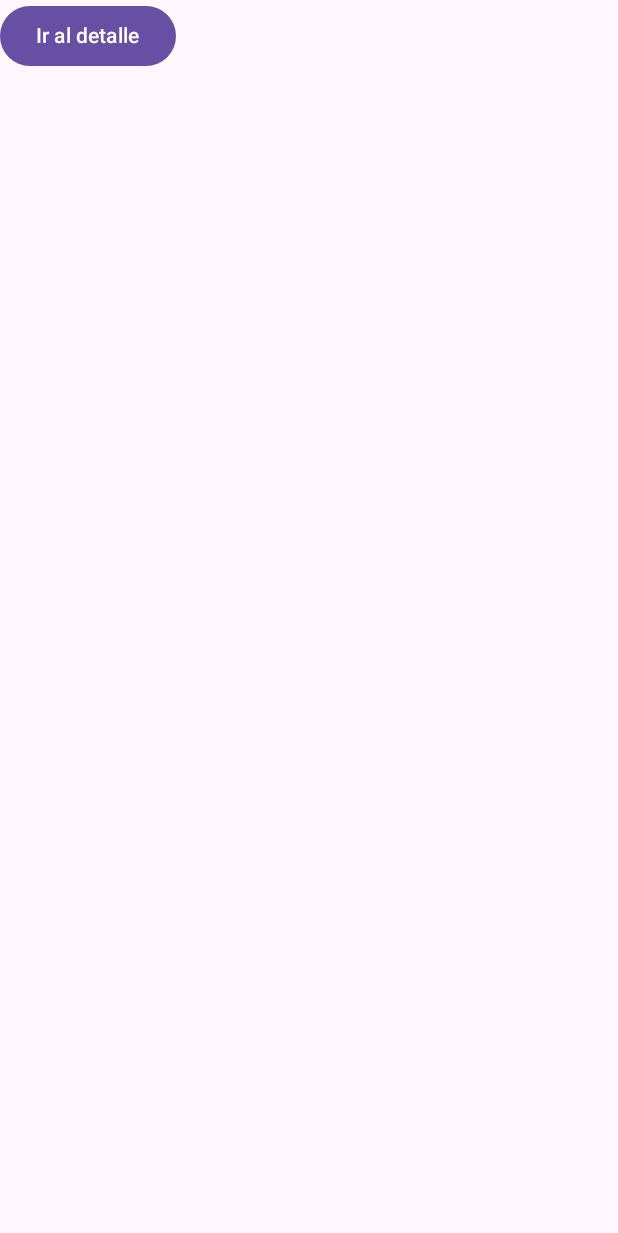
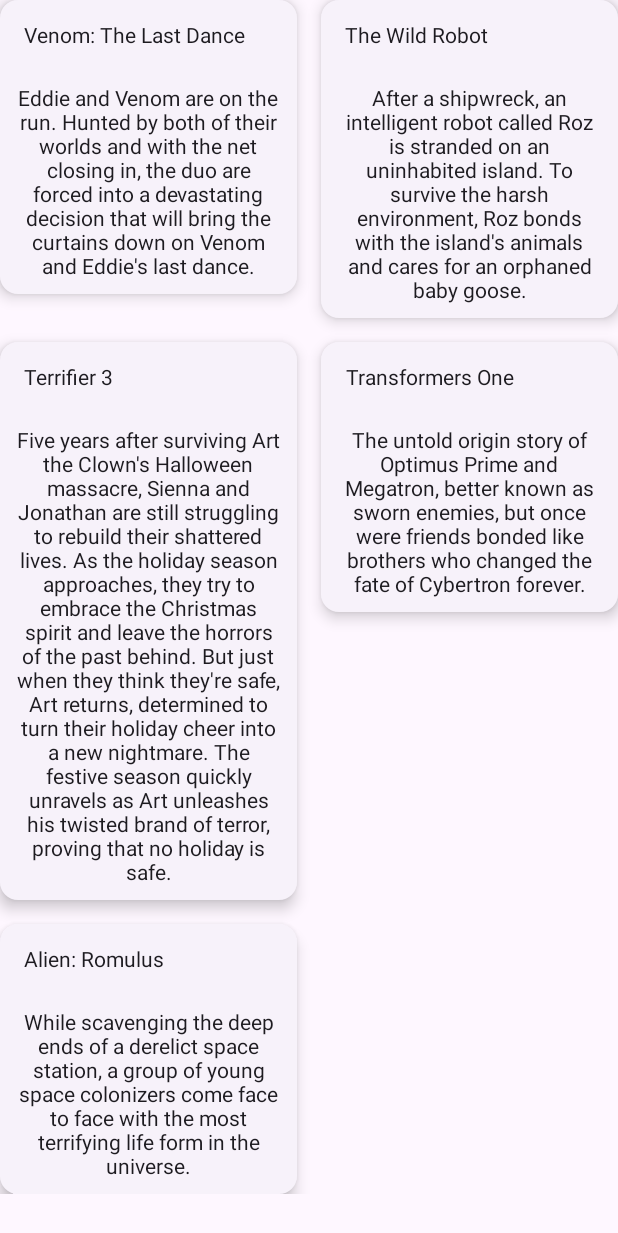
Before and after one commit to reneddc/2do-parcial-app-navigation, an Android app built with Jetpack Compose: the screen it shows after launch (MainActivity), on a phone screen of 412 x 824 dp. Shown: the top 1233 px of the screen. Run offline under Robolectric (Android 15) with nearby library versions, the light colour scheme and no system bars.

Commit message:
changing UI and implment MovieRepository

```diff
--- a/app/build.gradle.kts
+++ b/app/build.gradle.kts
@@ -63,4 +63,7 @@
     //serialization
     implementation(libs.kotlinx.serialization.json)
 
+    implementation(project(":domain"))
+    implementation(project(":data"))
+
 }
--- a/app/src/main/java/com/calyr/movieapp/navigation/AppNavigation.kt
+++ b/app/src/main/java/com/calyr/movieapp/navigation/AppNavigation.kt
@@ -8,8 +8,6 @@
 import androidx.navigation.navArgument
 import com.calyr.movieapp.screen.MovieDetailScreen
 import com.calyr.movieapp.screen.MoviesScreen
-import kotlinx.serialization.encodeToString
-import kotlinx.serialization.json.Json
 
 @Composable
 fun AppNavigation() {
@@ -22,14 +20,14 @@
         composable(Screens.MoviesScreen.route) {
             MoviesScreen(
                 onClick = {
-                   movie -> navController.navigate("${Screens.MovieDetailScreen.route}/${Json.encodeToString(movie)}")
+                   movieId -> navController.navigate("${Screens.MovieDetailScreen.route}/${movieId}")
                 }
             )
         }
         composable(
-            route = "${Screens.MovieDetailScreen.route}/{movie}",
+            route = "${Screens.MovieDetailScreen.route}/{movieId}",
             arguments = listOf(
-                navArgument("movie") {
+                navArgument("movieId") {
                     type = NavType.StringType
                 }
             )
@@ -38,7 +36,7 @@
                 onBackPressed = {
                     navController.popBackStack()
                 },
-                movie = Json.decodeFromString(it.arguments?.getString("movie")?:"")
+                movieId = it.arguments?.getString("movieId")?:""
             )
         }
     }
--- a/app/src/main/java/com/calyr/movieapp/screen/MovieDetailScreen.kt
+++ b/app/src/main/java/com/calyr/movieapp/screen/MovieDetailScreen.kt
@@ -12,11 +12,10 @@
 import androidx.compose.material3.TopAppBar
 import androidx.compose.runtime.Composable
 import androidx.compose.ui.Modifier
-import com.calyr.domain.Movie
 
 @OptIn(ExperimentalMaterial3Api::class)
 @Composable
-fun MovieDetailScreen(onBackPressed: () -> Unit, movie: com.calyr.domain.Movie) {
+fun MovieDetailScreen(onBackPressed: () -> Unit, movieId: String) {
     Scaffold(
         topBar = {
             TopAppBar(
@@ -38,17 +37,16 @@
         },
         content = {
                 paddingValues -> MovieDetailScreenContent( modifier = Modifier.padding(paddingValues),
-                    movie = movie)
+                    movieId = movieId)
         }
     )
 }
 
 @Composable
-fun MovieDetailScreenContent(modifier: Modifier, movie: com.calyr.domain.Movie) {
+fun MovieDetailScreenContent(modifier: Modifier, movieId: String) {
     Column(
         modifier = modifier
     ) {
-        Text(text = movie.title)
-        Text(text = movie.description)
+        Text(text = movieId)
     }
 }
--- a/app/src/main/java/com/calyr/movieapp/screen/MoviesScreen.kt
+++ b/app/src/main/java/com/calyr/movieapp/screen/MoviesScreen.kt
@@ -1,15 +1,31 @@
 package com.calyr.movieapp.screen
 
+import androidx.compose.foundation.layout.Arrangement
 import androidx.compose.foundation.layout.padding
+import androidx.compose.foundation.layout.size
+import androidx.compose.foundation.lazy.LazyColumn
+import androidx.compose.foundation.lazy.grid.GridCells
+import androidx.compose.foundation.lazy.grid.LazyVerticalGrid
 import androidx.compose.material3.Button
+import androidx.compose.material3.CardDefaults
+import androidx.compose.material3.ElevatedCard
 import androidx.compose.material3.Scaffold
 import androidx.compose.material3.Text
 import androidx.compose.runtime.Composable
+import androidx.compose.runtime.getValue
+import androidx.compose.runtime.mutableStateOf
+import androidx.compose.runtime.remember
+import androidx.compose.runtime.setValue
 import androidx.compose.ui.Modifier
+import androidx.compose.ui.text.style.TextAlign
+import androidx.compose.ui.unit.dp
+import androidx.lifecycle.Observer
+import androidx.lifecycle.compose.LocalLifecycleOwner
 import com.calyr.domain.Movie
+import com.calyr.movieapp.viewmodel.MovieViewModel
 
 @Composable
-fun MoviesScreen( onClick : (com.calyr.domain.Movie) -> Unit) {
+fun MoviesScreen( onClick : (String) -> Unit) {
     Scaffold(
         content = {
             paddingValues -> MoviesScreenContent(
@@ -20,17 +36,60 @@
 }
 
 @Composable
-fun MoviesScreenContent(modifier: Modifier, onClick: (com.calyr.domain.Movie) -> Unit) {
+fun MoviesScreenContent(modifier: Modifier, onClick: (String) -> Unit) {
+    var listOfMovies by remember { mutableStateOf(listOf<Movie>()) }
 
-    val movie = com.calyr.domain.Movie(
-        title = "Titanes del Pacifico",
-        description = "Hace mucho tiempo, legiones de criaturas monstruosas llamados Kaiju surgen del mar, llevando consigo una guerra. Para pelear a los Kaiju, la humanidad desarrolla robots gigantes llamados Jaegers, diseñados para ser piloteados por dos humanos. Sin embargo, ni los Jaegers son suficientes para vencer a los Kaiju, y la humanidad está al borde de la derrota. La última esperanza de la humanidad descansa en un expiloto fracasado, un aprendiz y un viejo y obsoleto Jaeger."
+    val movieViewModel = MovieViewModel()
+    movieViewModel.fetchData()
+
+    fun updateUI(movieState: MovieViewModel.MovieState) {
+        when (movieState) {
+            is MovieViewModel.MovieState.Successful -> {
+                listOfMovies = movieState.list
+            }
+            is MovieViewModel.MovieState.Loading -> {
+
+            }
+            is MovieViewModel.MovieState.Error -> {
+
+            }
+        }
+    }
+    movieViewModel.state.observe(
+        LocalLifecycleOwner.current,
+        Observer(::updateUI)
     )
-    Button(
-            onClick = {
-                onClick(movie)
+
+
+    LazyVerticalGrid(
+        columns = GridCells.Fixed(2),
+        verticalArrangement = Arrangement.spacedBy(16.dp),
+        horizontalArrangement = Arrangement.spacedBy(16.dp),
+        modifier = modifier) {
+        items(listOfMovies.size) {
+            ElevatedCard(
+                elevation = CardDefaults.cardElevation(
+                    defaultElevation = 6.dp
+                ),
+                onClick = {
+                    onClick(listOfMovies[it].id)
+                }
+            ) {
+                Text(
+                    text = "${listOfMovies[it].title}",
+                    modifier = Modifier
+                        .padding(16.dp),
+                    textAlign = TextAlign.Center
+                )
+                Text(
+                    text = "${listOfMovies[it].description}",
+                    modifier = Modifier
+                        .padding(10.dp),
+                    textAlign = TextAlign.Center,
+                )
+
+
             }
-        ) {
-            Text(text = "Ir al detalle")
         }
+    }
 }
--- /dev/null
+++ b/app/src/main/java/com/calyr/movieapp/viewmodel/MovieViewModel.kt
@@ -0,0 +1,24 @@
+package com.calyr.movieapp.viewmodel
+
+import androidx.lifecycle.LiveData
+import androidx.lifecycle.MutableLiveData
+import androidx.lifecycle.ViewModel
+import com.calyr.data.MovieRepository
+import com.calyr.domain.Movie
+class MovieViewModel : ViewModel() {
+
+    sealed class MovieState {
+        object Loading : MovieState()
+        class Error(val message: String) : MovieState()
+        class Successful(val list: List<Movie>) : MovieState()
+    }
+
+    val state : LiveData<MovieState>
+        get() = _state
+    private val _state = MutableLiveData<MovieState>()
+
+    fun fetchData() {
+        _state.value = MovieState.Successful( MovieRepository().obtainMovies() )
+    }
+
+}
--- /dev/null
+++ b/data/build.gradle.kts
@@ -0,0 +1,7 @@
+plugins {
+    alias(libs.plugins.calyr.jvm.library)
+}
+
+dependencies {
+    implementation(project(":domain"))
+}
--- /dev/null
+++ b/data/src/main/kotlin/com/calyr/data/MovieRepository.kt
@@ -0,0 +1,42 @@
+package com.calyr.data
+
+import com.calyr.domain.Movie
+
+class MovieRepository {
+
+    fun obtainMovies(): List<Movie> {
+        return listOf(
+            Movie(
+                id = "1",
+             title = "Venom: The Last Dance",
+             description = "Eddie and Venom are on the run. Hunted by both of their worlds and with the net closing in, the duo are forced into a devastating decision that will bring the curtains down on Venom and Eddie's last dance.",
+             posterPath = "/3V4kLQg0kSqPLctI5ziYWabAZYF.jpg"
+             ),
+            Movie(
+                id = "2",
+                title = "The Wild Robot",
+                description = "After a shipwreck, an intelligent robot called Roz is stranded on an uninhabited island. To survive the harsh environment, Roz bonds with the island's animals and cares for an orphaned baby goose.",
+                posterPath = "/wTnV3PCVW5O92JMrFvvrRcV39RU.jpg"
+            ),
+            Movie(
+                id = "3",
+                title = "Terrifier 3",
+                description = "Five years after surviving Art the Clown's Halloween massacre, Sienna and Jonathan are still struggling to rebuild their shattered lives. As the holiday season approaches, they try to embrace the Christmas spirit and leave the horrors of the past behind. But just when they think they're safe, Art returns, determined to turn their holiday cheer into a new nightmare. The festive season quickly unravels as Art unleashes his twisted brand of terror, proving that no holiday is safe.",
+                posterPath = "/63xYQj1BwRFielxsBDXvHIJyXVm.jpg"
+            ),
+            Movie(
+                id = "4",
+                title = "Transformers One",
+                description = "The untold origin story of Optimus Prime and Megatron, better known as sworn enemies, but once were friends bonded like brothers who changed the fate of Cybertron forever.",
+                posterPath = "/qrwI2T844nrBUv3eDwQZRDdgSFs.jpg"
+            ),
+            Movie(
+                id = "5",
+                title = "Alien: Romulus",
+                description = "While scavenging the deep ends of a derelict space station, a group of young space colonizers come face to face with the most terrifying life form in the universe.",
+                posterPath = "/b33nnKl1GSFbao4l3fZDDqsMx0F.jpg"
+            )
+
+        )
+    }
+}
--- a/domain/src/main/kotlin/com/calyr/domain/Movie.kt
+++ b/domain/src/main/kotlin/com/calyr/domain/Movie.kt
@@ -3,4 +3,4 @@
 import kotlinx.serialization.Serializable
 
 @Serializable
-data class Movie(val title: String, val description: String)
+data class Movie(val id: String, val title: String, val description: String, val posterPath: String)
--- a/settings.gradle.kts
+++ b/settings.gradle.kts
@@ -23,3 +23,4 @@
 rootProject.name = "MovieApp"
 include(":app")
 include(":domain")
+include(":data")
```
Also changed, not shown: 1 other file.
